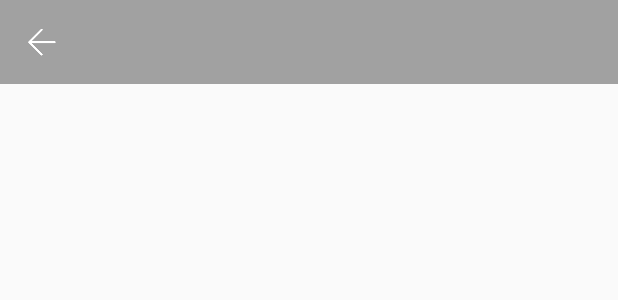
After one commit to Ct7Liang/tangyuan, an Android app: the layout title_bar_center.xml on its own in the app's theme, with its tools: preview values and no code run, on a phone screen of 412 x 824 dp. The commit adds this screen. Shown: the top 300 px of the screen. Run offline under Robolectric (Android 15) with nearby library versions, the phone set to English and light mode, and no system bars.

Commit message:
添加两种标题栏布局, 项目可以直接引用该布局

```diff
--- /dev/null
+++ b/tangyuan/src/main/res/layout/title_bar_center.xml
@@ -0,0 +1,56 @@
+<?xml version="1.0" encoding="utf-8"?>
+<LinearLayout
+    xmlns:android="http://schemas.android.com/apk/res/android"
+    android:orientation="horizontal"
+    android:layout_width="match_parent"
+    android:layout_height="match_parent">
+
+    <RelativeLayout
+        android:id="@+id/title_back_ground"
+        android:layout_width="match_parent"
+        android:layout_height="?android:attr/actionBarSize"
+        android:orientation="horizontal"
+        android:background="#a1a1a1">
+
+        <ImageView
+            android:id="@+id/left_image"
+            android:layout_width="?android:attr/actionBarSize"
+            android:layout_height="?android:attr/actionBarSize"
+            android:src="@drawable/title_back"
+            android:padding="16dp"/>
+
+        <TextView
+            android:id="@+id/center_text"
+            android:gravity="center"
+            android:textColor="#FFFFFF"
+            android:textSize="17sp"
+            android:layout_centerInParent="true"
+            android:layout_width="wrap_content"
+            android:layout_height="?android:attr/actionBarSize" />
+
+        <RelativeLayout
+            android:id="@+id/right"
+            android:layout_alignParentRight="true"
+            android:layout_width="wrap_content"
+            android:layout_height="?android:attr/actionBarSize">
+            <TextView
+                android:layout_centerInParent="true"
+                android:id="@+id/right_text"
+                android:textSize="13sp"
+                android:gravity="center"
+                android:textColor="#FFFFFF"
+                android:layout_marginRight="8dp"
+                android:layout_marginLeft="8dp"
+                android:layout_width="wrap_content"
+                android:layout_height="?android:attr/actionBarSize" />
+            <ImageView
+                android:layout_centerInParent="true"
+                android:padding="16dp"
+                android:id="@+id/right_image"
+                android:layout_width="?android:attr/actionBarSize"
+                android:layout_height="?android:attr/actionBarSize" />
+        </RelativeLayout>
+
+    </RelativeLayout>
+
+</LinearLayout>
```
Also changed, not shown: app/src/main/java/com/ct7liang/developer/MainActivity.java (+16 -0 lines), app/src/main/res/layout/activity_main.xml (+8 -2 lines), tangyuan/src/main/res/layout/title_bar_left.xml (added, +33 -0 lines), tangyuan/src/main/res/drawable/title_back.png (added).
